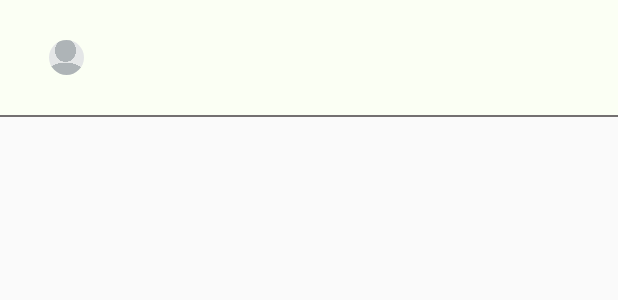
After one commit to preetu10/Leaf-Logic, an Android app: the layout comment_view.xml on its own in the app's theme, with its tools: preview values and no code run, on a phone screen of 412 x 824 dp. The commit adds this screen. Shown: the top 300 px of the screen. Run offline under Robolectric (Android 15) with nearby library versions, the phone set to English and light mode, and no system bars.

Commit message:
comment done

```diff
--- a/app/src/main/AndroidManifest.xml
+++ b/app/src/main/AndroidManifest.xml
@@ -16,6 +16,9 @@
         android:supportsRtl="true"
         android:theme="@style/Theme.MyFirstApp"
         tools:targetApi="31">
+        <activity
+            android:name=".CommentsActivity"
+            android:exported="false" />
         <activity
             android:name=".CreatePostActivity"
             android:exported="false" />
--- a/app/src/main/java/com/example/myfirstapp/NewsFeedActivity.java
+++ b/app/src/main/java/com/example/myfirstapp/NewsFeedActivity.java
@@ -69,8 +69,6 @@ public class NewsFeedActivity extends AppCompatActivity {
                             if(postModel!=null){
                                 postsAdapter.addPost(postModel);
                             }
-
-
                         }
 
                     }
--- /dev/null
+++ b/app/src/main/res/layout/comment_view.xml
@@ -0,0 +1,64 @@
+<?xml version="1.0" encoding="utf-8"?>
+<LinearLayout xmlns:android="http://schemas.android.com/apk/res/android"
+    android:layout_width="match_parent"
+    android:background="@color/background"
+    android:layout_height="wrap_content"
+    android:layout_marginBottom="10dp"
+    android:orientation="vertical"
+    >
+    <LinearLayout
+        android:layout_width="match_parent"
+        android:layout_height="match_parent"
+        android:padding="15dp"
+        android:background="@color/background"
+        android:orientation="vertical">
+        <RelativeLayout
+            android:layout_width="match_parent"
+            android:background="@color/background"
+            android:layout_height="wrap_content">
+            <de.hdodenhof.circleimageview.CircleImageView
+                android:id="@+id/circularImage"
+                android:layout_width="35dp"
+                android:layout_height="35dp"
+                android:layout_marginStart="5dp"
+                android:layout_marginTop="5dp"
+                android:layout_marginEnd="5dp"
+                android:layout_marginBottom="5dp"
+                android:paddingStart="12dp"
+                android:src="@drawable/profile_image_circular" />
+            <LinearLayout
+                android:layout_width="wrap_content"
+                android:layout_height="wrap_content"
+                android:layout_centerVertical="true"
+                android:layout_toRightOf="@id/circularImage"
+                android:orientation="vertical"
+                >
+                <TextView
+                    android:id="@+id/userName"
+                    android:layout_width="match_parent"
+                    android:layout_height="wrap_content"
+                    android:background="@color/background"
+                    android:layout_marginLeft="10dp"
+                    android:textColor="@color/main"
+                    android:textStyle="bold"
+                    android:layout_marginBottom="2dp"
+                    android:layout_centerVertical="true"
+                    />
+                <TextView
+                    android:id="@+id/comment"
+                    android:layout_width="match_parent"
+                    android:layout_height="wrap_content"
+                    android:background="@color/background"
+                    android:layout_marginLeft="10dp"
+                    android:textColor="@color/blackish"
+                    android:layout_centerVertical="true"
+                    />
+            </LinearLayout>
+        </RelativeLayout>
+            </LinearLayout>
+    <View
+        android:layout_width="match_parent"
+        android:layout_height="1dp"
+        android:background="#737070"
+        />
+</LinearLayout>
--- a/app/src/main/res/layout/post_view.xml
+++ b/app/src/main/res/layout/post_view.xml
@@ -130,7 +130,7 @@
                         />
                 </LinearLayout>
                 <LinearLayout
-                    android:id="@+id/comment"
+                    android:id="@+id/comments"
                     android:layout_width="wrap_content"
                     android:layout_height="48dp"
                     android:orientation="horizontal"
--- a/app/src/main/res/values/strings.xml
+++ b/app/src/main/res/values/strings.xml
@@ -66,5 +66,8 @@
     </string>
     <string name="add_photo">Add Photo</string>
     <string name="enter_title">Enter title of your post</string>
+    <string name="comment">Comment Here</string>
+    <string name="send_comment">Send</string>
+    <string name="comment_tag">Comments</string>
 
 </resources>
```
Also changed, not shown: app/src/main/java/com/example/myfirstapp/CommentAdapter.java (added, +93 -0 lines), app/src/main/java/com/example/myfirstapp/CommentModel.java (added, +61 -0 lines), app/src/main/java/com/example/myfirstapp/CommentsActivity.java (added, +117 -0 lines), app/src/main/java/com/example/myfirstapp/PostsAdapter.java (+13 -1 lines), app/src/main/res/layout/activity_comments.xml (added, +52 -0 lines).
